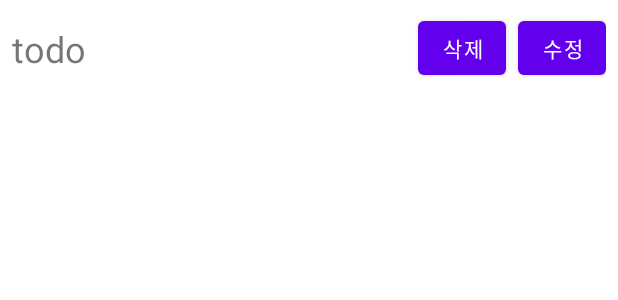
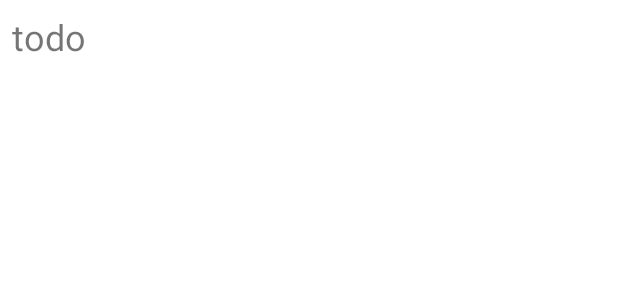
Before and after one commit to DSeung001/Reminder, an Android app: the layout item_calendar_list.xml on its own in the app's theme, with its tools: preview values and no code run, on a phone screen of 412 x 824 dp. Shown: the top 300 px of the screen. Run offline under Robolectric (Android 15) with nearby library versions, the phone set to English and light mode, and no system bars.

```diff
--- a/app/src/main/java/com/example/reminder/repository/HistoryRepository.kt
+++ b/app/src/main/java/com/example/reminder/repository/HistoryRepository.kt
@@ -16,13 +16,13 @@ class HistoryRepository private constructor(context: Context){
 
     private val historyDao = database.historyDao()
 
-//    fun getHistoryByTodo(todo_id: Long, setting_on:String): History = historyDao.selectByTodo(todo_id,setting_on)
-
     fun insert(dto: History) = historyDao.insert(dto)
 
     suspend fun update(dto: History) = historyDao.update(dto)
 
     fun delete(dto: History) = historyDao.delete(dto)
+
+    fun getHistory(todoId: Long, settingOn: String):History = historyDao.selectOne(todoId, settingOn)
 
     companion object {
         private var INSTANCE: HistoryRepository?=null
--- a/app/src/main/java/com/example/reminder/viewmodel/HistoryViewModel.kt
+++ b/app/src/main/java/com/example/reminder/viewmodel/HistoryViewModel.kt
@@ -10,8 +10,6 @@ import kotlinx.coroutines.launch
 class HistoryViewModel : ViewModel() {
     private val historyRepository: HistoryRepository = HistoryRepository.get()
 
-//    fun getHistoryByTodo(id: Long, setting_on:String) = historyRepository.getHistoryByTodo(id,setting_on)
-
     fun insert(dto: History) = viewModelScope.launch(Dispatchers.IO) {
         historyRepository.insert(dto)
     }
@@ -23,4 +21,6 @@ class HistoryViewModel : ViewModel() {
     fun delete(dto: History) = viewModelScope.launch(Dispatchers.IO) {
         historyRepository.delete(dto)
     }
+
+    fun getOne(todoId: Long, settingOn: String) = historyRepository.getHistory(todoId, settingOn)
 }
--- a/app/src/main/res/layout/item_calendar_list.xml
+++ b/app/src/main/res/layout/item_calendar_list.xml
@@ -14,30 +14,7 @@
         android:text="todo"
         android:textSize="24sp"
         app:layout_constraintBottom_toBottomOf="parent"
-        app:layout_constraintEnd_toStartOf="@+id/btnDelete"
         app:layout_constraintStart_toStartOf="parent"
         app:layout_constraintTop_toTopOf="parent" />
 
-    <Button
-        android:id="@+id/btnDelete"
-        android:layout_width="wrap_content"
-        android:layout_height="wrap_content"
-        android:layout_marginEnd="8dp"
-        android:minWidth="0dp"
-        android:text="삭제"
-        app:layout_constraintBottom_toBottomOf="parent"
-        app:layout_constraintEnd_toEndOf="parent"
-        app:layout_constraintEnd_toStartOf="@+id/btnEdit"
-        app:layout_constraintTop_toTopOf="parent"
-        app:layout_constraintVertical_bias="0.0" />
-
-    <Button
-        android:minWidth="0dp"
-        android:id="@+id/btnEdit"
-        android:layout_width="wrap_content"
-        android:layout_height="wrap_content"
-        android:text="수정"
-        app:layout_constraintEnd_toEndOf="parent"
-        app:layout_constraintTop_toTopOf="parent" />
-
 </androidx.constraintlayout.widget.ConstraintLayout>
```
Also changed, not shown: app/src/main/java/com/example/reminder/MainActivity.kt (+26 -0 lines), app/src/main/java/com/example/reminder/adapter/TodoAdapter.kt (+40 -3 lines), app/src/main/java/com/example/reminder/dao/HistoryDao.kt (+4 -3 lines), app/src/main/java/com/example/reminder/dao/TodoDao.kt (+6 -4 lines), app/src/main/res/layout/item_todo_list.xml (+6 -6 lines), 1 other file.
